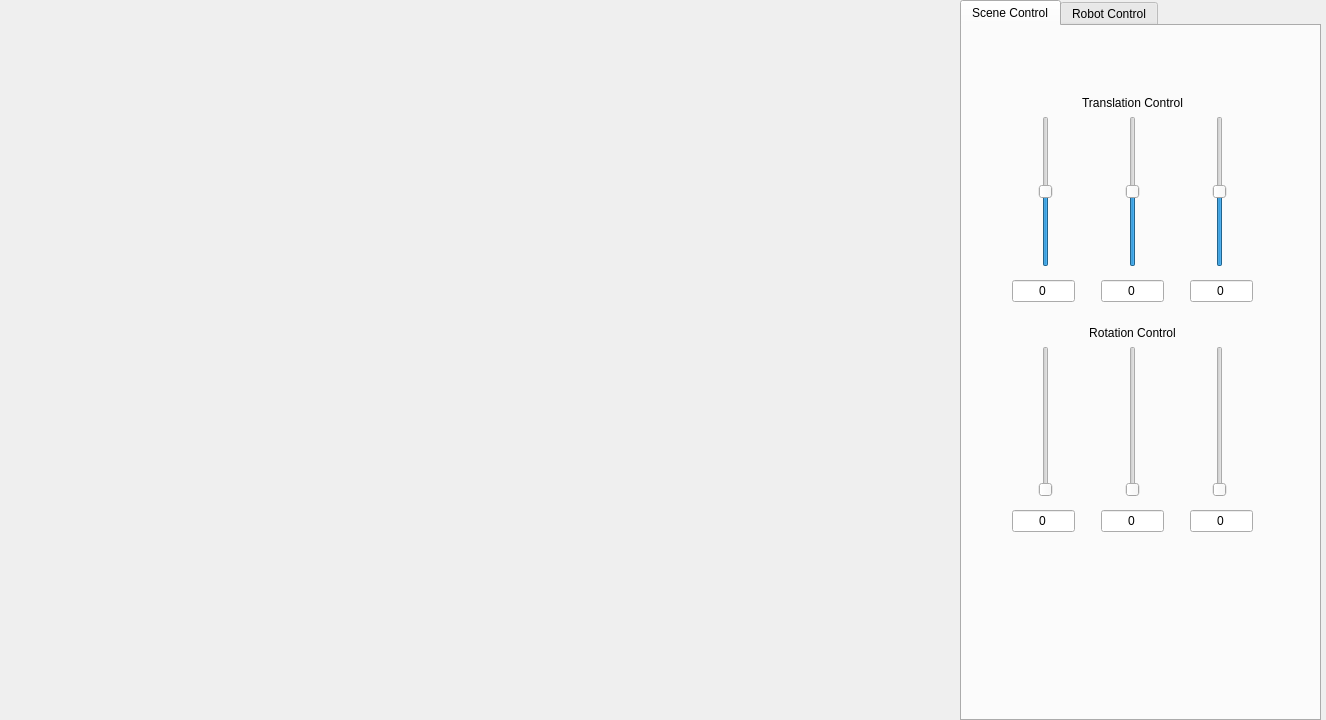
amorphousmd/RobotSimulationGUI, file Display3DModel/mainwindow.ui: the form before one commit.
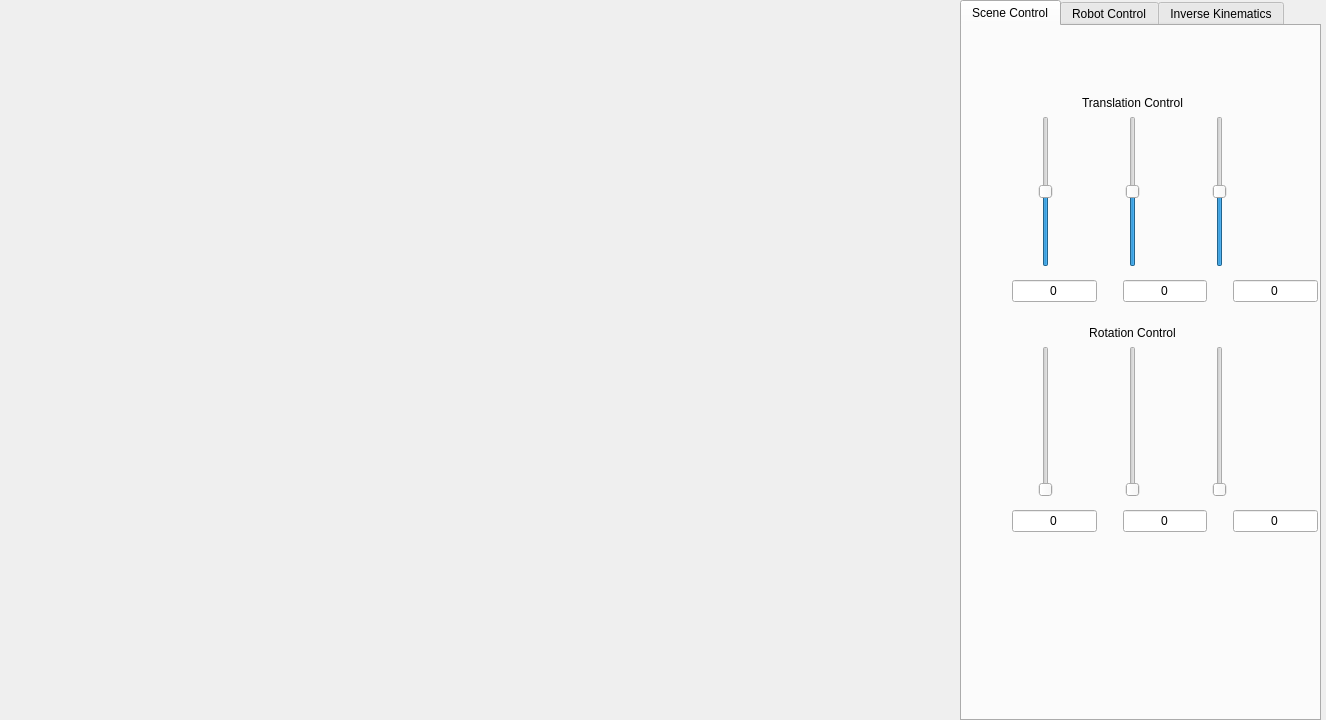
The form after the commit. The open tabs and pages were chosen to show the change.

What changed in the file:
```diff
--- a/Display3DModel/mainwindow.ui
+++ b/Display3DModel/mainwindow.ui
@@ -53,7 +53,7 @@
       <rect>
        <x>10</x>
        <y>250</y>
-       <width>321</width>
+       <width>386</width>
        <height>31</height>
       </rect>
      </property>
@@ -280,7 +280,7 @@
       <rect>
        <x>10</x>
        <y>480</y>
-       <width>321</width>
+       <width>386</width>
        <height>31</height>
       </rect>
      </property>
@@ -645,6 +645,11 @@
      </property>
     </widget>
    </widget>
+   <widget class="QWidget" name="tab_3">
+    <attribute name="title">
+     <string>Inverse Kinematics</string>
+    </attribute>
+   </widget>
   </widget>
  </widget>
  <resources/>
```
Left out of the diff: 2 changed lines with no effect on the pictures.
